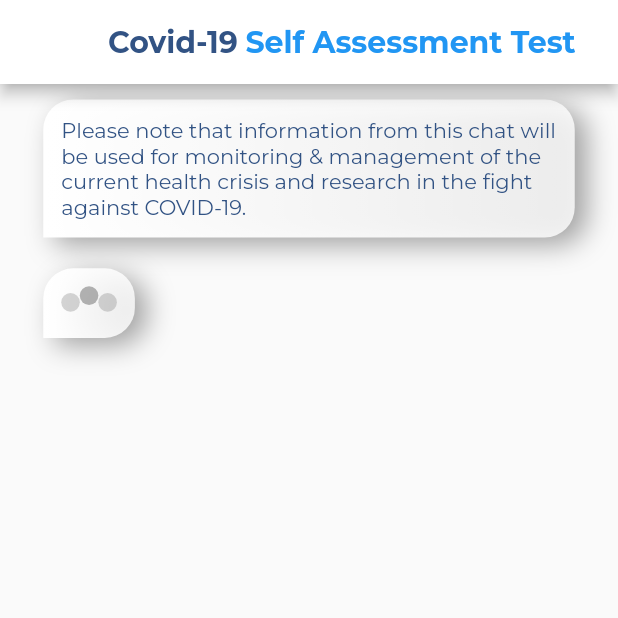
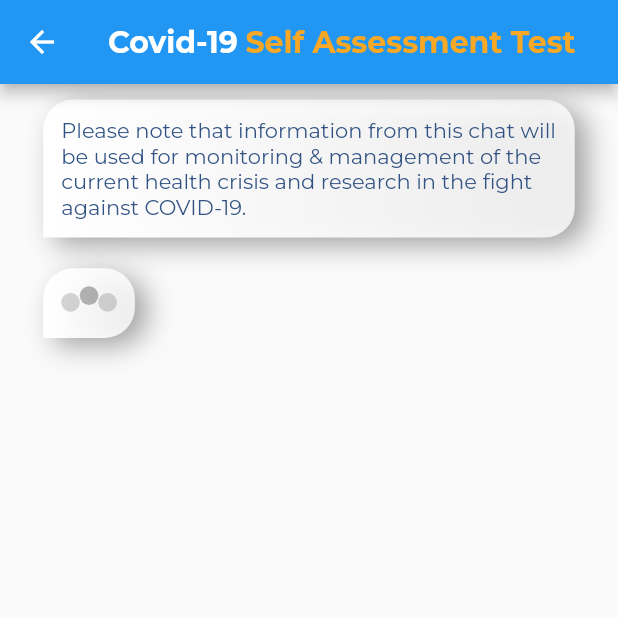
Before and after one commit to gauravmehta13/GoFlexe-Crisis, a Flutter app: the Health screen opened directly, on a phone screen of 412 x 824 dp, the top half of it. Run offline on Flutter 3.47's test engine with Material 2 defaults, Android fonts, the phone set to English and light mode, and no system bars; drawn by our look-alikes of delayed_display; our stand-ins replace auto_size_text, dio, dotted_line, dropdown_search, firebase_analytics, firebase_auth and 18 more; missing offline and left inert: dynamic_widget, flutter_dropdown, flutter_sparkline, number_display; accounts and stored records are empty; network calls fail.

Commit message:
Minor Chnges

```diff
--- a/lib/Order/health.dart
+++ b/lib/Order/health.dart
@@ -1,7 +1,9 @@
+import 'package:crisis/Constants.dart';
 import 'package:flutter/material.dart';
 import 'package:google_fonts/google_fonts.dart';
 
 import 'health/chat.dart';
+import 'health/chat_bubble.dart';
 import 'health/chat_chip.dart';
 import 'health/chat_data.dart';
 import 'health/self_assess.dart';
@@ -18,7 +20,7 @@ class _HealthState extends State<Health> with TickerProviderStateMixin {
   ScrollController _scrollController;
   Animation _animation;
   List value;
-  List chatDatas;
+  List chatDatas = [];
   int currentChat = 0;
   double maxScroll;
   double minScroll;
@@ -28,11 +30,13 @@ class _HealthState extends State<Health> with TickerProviderStateMixin {
   void initState() {
     _selfAssess = SelfAssess();
     _scrollController = ScrollController();
-    chatDatas = [
-      ChatData(question: _selfAssess.question1, options: _selfAssess.option1),
-      ChatData(question: _selfAssess.question2, options: _selfAssess.option2),
-      ChatData(question: _selfAssess.question3, options: _selfAssess.option3),
-    ];
+    for (var i = 0; i < healthData.length; i++) {
+      chatDatas.add(
+        ChatData(
+            question: healthData[i]["question"],
+            options: healthData[i]["option"]),
+      );
+    }
     updateChatFlow();
     super.initState();
   }
@@ -49,17 +53,17 @@ class _HealthState extends State<Health> with TickerProviderStateMixin {
   }
 
   updateChatFlow() {
-    updateUI(chatDatas[currentChat]);
+    updateUI(chatDatas[currentChat], currentChat);
     currentChat++;
   }
 
   addTestScore(CovidTest covidTest) {
     if (covidTest == CovidTest.OK) {
       addAnswer(_selfAssess.answerOk);
+    } else if (covidTest == CovidTest.ATRISK) {
+      addAnswer(_selfAssess.answerAtRisk);
     } else if (covidTest == CovidTest.ATNOMINALRISK) {
       addAnswer(_selfAssess.answerNominalRisk);
-    } else if (covidTest == CovidTest.ATRISK) {
-      addAnswer(_selfAssess.answerAtRisk);
     }
   }
 
@@ -76,7 +80,7 @@ class _HealthState extends State<Health> with TickerProviderStateMixin {
     setState(() {});
   }
 
-  updateUI(ChatData chatData) {
+  updateUI(ChatData chatData, i) {
     value = [];
     _animationController = AnimationController(
         vsync: this, duration: Duration(seconds: chatData.question.length + 1))
@@ -89,8 +93,7 @@ class _HealthState extends State<Health> with TickerProviderStateMixin {
         addChat(chatData.question[_animation.value]);
       }
       if (_animation.isCompleted) {
-        _chatFlow.add(
-          ChatChip(
+        _chatFlow.add(ChatChip(
             chatChips: chatData.options,
             problemscallback: (value) {
               problemsCount = problemsCount + value;
@@ -101,17 +104,17 @@ class _HealthState extends State<Health> with TickerProviderStateMixin {
                 updateChatFlow();
               } else if (currentChat == chatDatas.length) {
                 currentChat++;
+                print(problemsCount);
                 TestScore testScore =
                     TestScore(problems: problemsCount, totalProblems: 12);
                 addTestScore(testScore.getCoronaScore());
                 setState(() {});
               }
-            },
-          ),
-        );
-        print('Current chat: $currentChat');
-        setState(() {});
+            }));
       }
+
+      print('Current chat: $currentChat');
+      setState(() {});
     });
   }
 
@@ -136,8 +139,6 @@ class _HealthState extends State<Health> with TickerProviderStateMixin {
     return Scaffold(
       appBar: AppBar(
         brightness: Brightness.light,
-        backgroundColor: Colors.white,
-        centerTitle: true,
         title: Column(
           children: <Widget>[
             Row(
@@ -146,7 +147,7 @@ class _HealthState extends State<Health> with TickerProviderStateMixin {
                   'Covid-19',
                   style: GoogleFonts.montserrat(
                     fontWeight: FontWeight.bold,
-                    color: Color(0xFF325384),
+                    color: Colors.white,
                   ),
                 ),
                 SizedBox(
@@ -156,7 +157,7 @@ class _HealthState extends State<Health> with TickerProviderStateMixin {
                   'Self Assessment Test',
                   style: GoogleFonts.montserrat(
                     fontWeight: FontWeight.bold,
-                    color: Colors.blue,
+                    color: secondaryColor,
                   ),
                 ),
               ],
@@ -193,9 +194,9 @@ class TestScore {
 
   CovidTest getCoronaScore() {
     CovidTest result;
-    if (problems > totalProblems * 0.3) {
+    if (problems >= 3) {
       result = CovidTest.ATRISK;
-    } else if (problems > totalProblems * 0.2) {
+    } else if (problems >= 2) {
       result = CovidTest.ATNOMINALRISK;
     } else {
       result = CovidTest.OK;
--- a/lib/Order/health/chat_bubble.dart
+++ b/lib/Order/health/chat_bubble.dart
@@ -1,3 +1,4 @@
+import 'package:crisis/Constants.dart';
 import 'package:flutter/material.dart';
 
 class ChatBubble extends StatelessWidget {
@@ -19,10 +20,9 @@ class ChatBubble extends StatelessWidget {
       decoration: ShapeDecoration(
         //color: isReply ? const Color(0xDD5785f3) : const Color(0xFFFFFFFF),
         gradient: isReply
-            ? LinearGradient(
-            colors: [const Color(0xFF0771f6), const Color(0xFF0762d5)])
+            ? LinearGradient(colors: [primaryColor, primaryColor])
             : LinearGradient(
-            colors: [const Color(0xFFFFFFFF), const Color(0xCCFFFFFF)]),
+                colors: [const Color(0xFFFFFFFF), const Color(0xCCFFFFFF)]),
         shape: RoundedRectangleBorder(
           borderRadius: BorderRadius.only(
             topLeft: Radius.circular(20),
--- a/lib/Order/health/chat_chip.dart
+++ b/lib/Order/health/chat_chip.dart
@@ -1,6 +1,9 @@
+import 'package:crisis/Constants.dart';
 import 'package:crisis/Order/health/chat_bubble.dart';
 import 'package:flutter/material.dart';
 import 'package:google_fonts/google_fonts.dart';
+
+List allReply = [];
 
 class ChatChip extends StatefulWidget {
   final List<String> chatChips;
@@ -85,6 +88,8 @@ class _ChatChipState extends State<ChatChip> {
             replies.add(chips[selected]);
           }
         }
+        Map tempMap = {"index": value, "reply": replies};
+        allReply.add(tempMap);
         setState(() {});
       } else {
         showReply = true;
@@ -93,8 +98,12 @@ class _ChatChipState extends State<ChatChip> {
             replies.add(chips[selected]);
           }
         }
+        Map tempMap = {"index": value, "reply": replies};
+        allReply.add(tempMap);
         setState(() {});
       }
+      print(replies.toString());
+      print(allReply.toString());
     }
   }
 
@@ -156,12 +165,12 @@ class _ChatChipState extends State<ChatChip> {
                 labelStyle: GoogleFonts.montserrat(
                   color: _selectedValue[index]
                       ? const Color(0xFFFFFFFF)
-                      : const Color(0xcc007bff),
+                      : primaryColor,
                   fontSize: 14,
                 ),
                 labelPadding: EdgeInsets.symmetric(
                     horizontal: width * 0.035, vertical: width * 0.007),
-                selectedColor: const Color(0xcc007bff),
+                selectedColor: primaryColor,
                 backgroundColor: const Color(0xFFFFFFFF),
                 // shape: RoundedRectangleBorder(
                 //     side: BorderSide(), borderRadius: BorderRadius.circular(20)),
--- a/lib/Order/health/self_assess.dart
+++ b/lib/Order/health/self_assess.dart
@@ -1,6 +1,9 @@
 class SelfAssess {
+  List<String> question0 = [
+    'Please note that information from this chat will be used for monitoring & management of the current health crisis and research in the fight against COVID-19.',
+    'Please Specify Your Age',
+  ];
   List<String> question1 = [
-    'Please note that information from this chat will be used for monitoring & management of the current health crisis and research in the fight against COVID-19.',
     'Are you experiencing any of the following symptoms?',
   ];
 
@@ -29,15 +32,54 @@ class SelfAssess {
     'I am a healthcare worker',
   ];
 
-  List<String> answerOk = ['You are risk free', 'We recommend that you stay at home yo avoid any chance of exposure to the Novel Coronavirus', 'Retake the Self-Assessment Test if you develop symptoms or come in contact with a COVID-19 confirmed patient.'];
+  List<String> answerOk = [
+    'You are risk free',
+    'We recommend that you stay at home to avoid any chance of exposure to the Novel Coronavirus',
+    'Retake the Self-Assessment Test if you develop symptoms or come in contact with a COVID-19 confirmed patient.'
+  ];
 
-  List<String> answerAtRisk = [
+  List<String> answerNominalRisk = [
     'Moderate risk of infection',
     'Please avoid going to public places and being in physical contact with anyone',
     'With timely medical intervention and safety we can beat the spread of coronavirus'
   ];
 
-  List<String> answerNominalRisk = [
-    'You are at High Risk', 'Isolate yourself & your immediate family members', 'You are advised for testing as your risk of infection is high. Please call the toll-free helpline 1075 to schedule your testing'
+  List<String> answerAtRisk = [
+    'You are at High Risk',
+    'Isolate yourself & your immediate family members',
+    'You are advised for testing as your risk of infection is high. Please call the toll-free helpline 102 to schedule your testing'
   ];
 }
+
+List healthData = [
+  {
+    "question": [
+      'Please note that information from this chat will be used for monitoring & management of the current health crisis and research in the fight against COVID-19.',
+      'Are you experiencing any of the following symptoms?',
+    ],
+    "option": [
+      'Cough',
+      'Fever',
+      'Difficulty in Breathing',
+      'Loss of senses of smell and taste',
+    ],
+  },
+  {
+    "question": ['Have you ever had any of the following?'],
+    "option": [
+      'Diabetes',
+      'Hypertension',
+      'Lung disease',
+      'Heart disease',
+      'Kidney Disorder',
+    ]
+  },
+  {
+    "question": ['Which of the following apply to you?'],
+    "option": [
+      'Traveled internationally in the last 28-45 days',
+      'Recently interacted or lived with COVID-19 patient',
+      'I am a healthcare worker',
+    ]
+  }
+];
```
Also changed, not shown: lib/Drawer.dart (+17 -0 lines).
